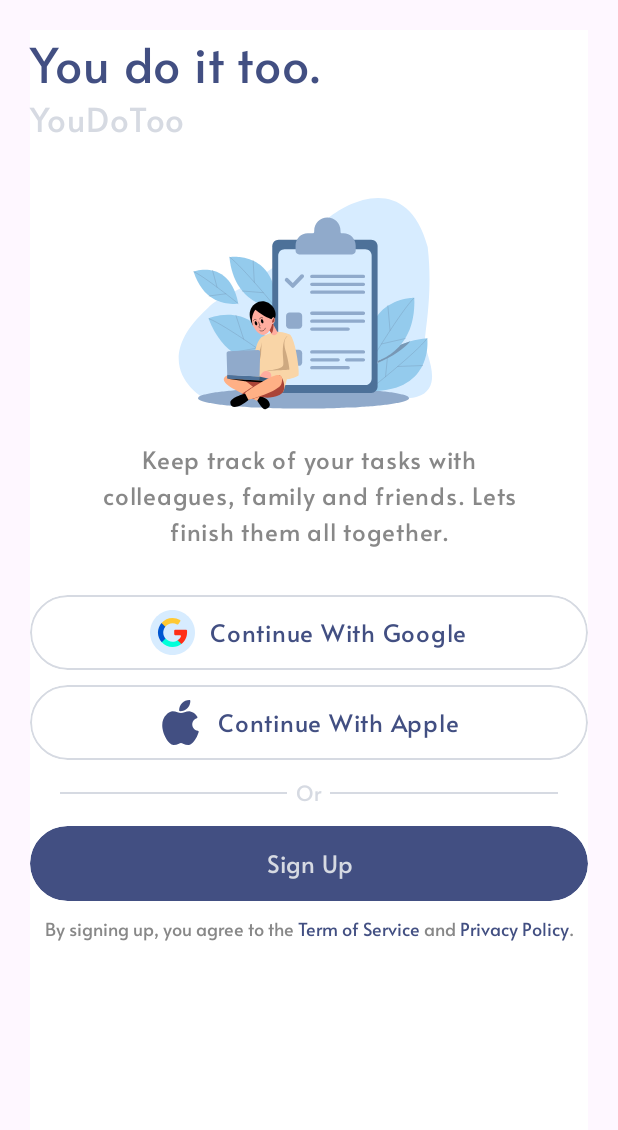
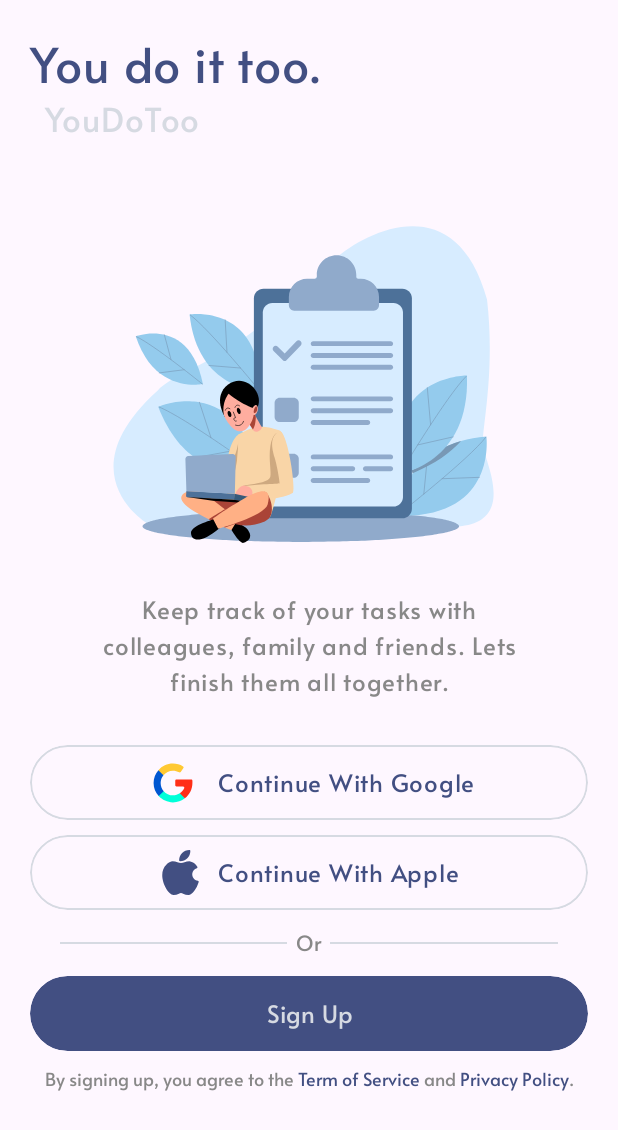
Before and after one commit to baljeet808/DoTooAndroid, an Android app built with Jetpack Compose: the screen it shows after launch (MainActivity), on a phone screen of 412 x 824 dp. Shown: the top 1130 px of the screen. Run offline under Robolectric (Android 15) with nearby library versions, the phone set to English and light mode, and no system bars; our stand-ins replace Dagger/Hilt's generated code, Firebase (no records; nobody signed in at launch, a user with empty details on screens opened directly), accompanist.

Commit message:
fixed login screen images issues

```diff
--- a/app/src/main/java/com/baljeet/youdotoo/presentation/ui/login/components/SignInView.kt
+++ b/app/src/main/java/com/baljeet/youdotoo/presentation/ui/login/components/SignInView.kt
@@ -4,19 +4,21 @@ import android.widget.Toast
 import androidx.compose.foundation.Image
 import androidx.compose.foundation.background
 import androidx.compose.foundation.border
+import androidx.compose.foundation.isSystemInDarkTheme
 import androidx.compose.foundation.layout.*
 import androidx.compose.foundation.shape.RoundedCornerShape
 import androidx.compose.material3.Button
 import androidx.compose.material3.ButtonDefaults
-import androidx.compose.material3.MaterialTheme
 import androidx.compose.material3.Text
 import androidx.compose.runtime.Composable
 import androidx.compose.ui.Alignment
 import androidx.compose.ui.Modifier
 import androidx.compose.ui.draw.clip
 import androidx.compose.ui.graphics.Color
+import androidx.compose.ui.graphics.vector.ImageVector
 import androidx.compose.ui.platform.LocalContext
 import androidx.compose.ui.res.painterResource
+import androidx.compose.ui.res.vectorResource
 import androidx.compose.ui.text.font.FontFamily
 import androidx.compose.ui.text.font.FontWeight
 import androidx.compose.ui.text.style.TextAlign
@@ -29,6 +31,7 @@ import com.baljeet.youdotoo.presentation.ui.login.SignInState
 import com.baljeet.youdotoo.presentation.ui.shared.styles.Nunito
 import com.baljeet.youdotoo.presentation.ui.theme.DoTooLightBlue
 import com.baljeet.youdotoo.presentation.ui.theme.DotooBlue
+import com.baljeet.youdotoo.presentation.ui.theme.DotooDarkerGray
 
 
 @Composable
@@ -50,10 +53,7 @@ fun SignInView(
     Column(
         modifier = Modifier
             .fillMaxSize()
-            .padding(20.dp)
-            .background(
-                color = MaterialTheme.colorScheme.background
-            ),
+            .padding(20.dp),
         verticalArrangement = Arrangement.Top
     )
     {
@@ -74,20 +74,23 @@ fun SignInView(
             fontFamily = FontFamily(Nunito.Bold.font),
             fontSize = 22.sp,
             fontWeight = FontWeight.SemiBold,
-            color = DoTooLightBlue,
+            color = if(isSystemInDarkTheme())Color.Gray else DoTooLightBlue,
             modifier = Modifier
                 .fillMaxWidth()
-                .heightIn(max = 100.dp),
+                .heightIn(max = 100.dp)
+                .padding(start = 10.dp)
+            ,
             maxLines = 1,
 
             )
 
         Image(
-            painterResource(id = R.drawable.todo_illustration),
+            imageVector = ImageVector.vectorResource(id = R.drawable.todo_illustration),
             contentDescription = "todo illustration",
             modifier = Modifier
                 .fillMaxWidth()
                 .heightIn(max = 300.dp)
+                .background(color = Color.Transparent)
         )
 
         Text(
@@ -117,12 +120,13 @@ fun SignInView(
                 painterResource(id = R.drawable.google_icon),
                 contentDescription = "google icon",
                 modifier = Modifier
-                    .width(30.dp)
-                    .height(30.dp)
+                    .width(40.dp)
+                    .height(40.dp)
+                    .background(color = Color.Transparent)
             )
             Text(
                 text = "Continue With Google",
-                color = DotooBlue,
+                color =  if(isSystemInDarkTheme()) DoTooLightBlue else DotooBlue,
                 fontFamily = FontFamily(Nunito.Bold.font),
                 fontSize = 16.sp,
                 fontWeight = FontWeight.ExtraBold
@@ -148,10 +152,11 @@ fun SignInView(
                 modifier = Modifier
                     .width(30.dp)
                     .height(30.dp)
+                    .background(color = Color.Transparent)
             )
             Text(
                 text = "Continue With Apple",
-                color = DotooBlue,
+                color = if(isSystemInDarkTheme()) DoTooLightBlue else DotooBlue,
                 fontFamily = FontFamily(Nunito.Bold.font),
                 fontSize = 16.sp,
                 fontWeight = FontWeight.ExtraBold
@@ -175,7 +180,7 @@ fun SignInView(
                 text = "Or",
                 modifier = Modifier
                     .padding(start = 5.dp, end = 5.dp),
-                color = DoTooLightBlue,
+                color = Color.Gray,
                 textAlign = TextAlign.Center,
                 fontFamily = FontFamily(Nunito.SemiBold.font),
                 fontSize = 14.sp
--- a/app/src/main/res/drawable/apple_icon.xml
+++ b/app/src/main/res/drawable/apple_icon.xml
@@ -1,8 +1,8 @@
 <vector android:height="48dp" android:viewportHeight="384"
     android:viewportWidth="384" android:width="48dp" xmlns:android="http://schemas.android.com/apk/res/android">
-    <path android:fillColor="#ffffff" android:pathData="M-38.4,-38.4h460.8v460.8h-460.8z"/>
-    <path android:fillColor="#ffffff" android:pathData="M-38.4,-38.4h460.8v460.8h-460.8z"/>
-    <path android:fillColor="#ffffff" android:pathData="M-38.4,-38.4h460.8v460.8h-460.8z"/>
+    <path android:fillColor="#00ffffff" android:pathData="M-38.4,-38.4h460.8v460.8h-460.8z"/>
+    <path android:fillColor="#00ffffff" android:pathData="M-38.4,-38.4h460.8v460.8h-460.8z"/>
+    <path android:fillColor="#00ffffff" android:pathData="M-38.4,-38.4h460.8v460.8h-460.8z"/>
     <path android:fillColor="#424f82" android:fillType="nonZero" android:pathData="M346.18,266.67C344.9,264.72 342.88,263.37 340.55,263.07C310.12,259.1 288.68,231.21 292.65,200.7C295.42,179.18 310.49,161.26 331.26,154.82C335.46,153.46 337.78,148.97 336.43,144.77C336.21,144.09 335.91,143.49 335.53,142.89C321.59,117.7 296.7,100.31 268.21,95.89C253.81,96.56 239.72,99.64 226.3,104.88C216.7,108.78 206.51,111.11 196.23,111.93C185.89,111.18 175.77,108.78 166.17,104.88C152.83,99.64 138.66,96.56 124.27,95.89C94.35,95.96 36.25,138.32 36.25,215.91C36.25,289.69 90.08,383.85 132.21,383.85C148.33,384 164.22,380.33 178.62,373.13C184.02,370.13 190.01,368.33 196.23,367.8C202.38,368.33 208.38,370.13 213.86,373.13C228.25,380.33 244.14,383.93 260.26,383.85C293.7,383.85 331.41,326.5 347.23,273.27C347.75,271.02 347.38,268.62 346.18,266.67ZM346.18,266.67"/>
     <path android:fillColor="#424f82" android:fillType="nonZero" android:pathData="M188.14,95.96C236.72,95.89 276.08,56.53 276.08,8.02C276.08,3.6 272.48,0 268.06,0C219.55,0.07 180.19,39.43 180.19,87.94C180.19,92.36 183.71,95.96 188.14,95.96ZM188.14,95.96"/>
 </vector>
--- a/app/src/main/res/drawable/google_icon.xml
+++ b/app/src/main/res/drawable/google_icon.xml
@@ -1,9 +1,9 @@
 <vector android:height="48dp" android:viewportHeight="384"
     android:viewportWidth="384" android:width="48dp" xmlns:android="http://schemas.android.com/apk/res/android">
-    <path android:fillColor="#ffffff" android:pathData="M-38.4,-38.4h460.8v460.8h-460.8z"/>
-    <path android:fillColor="#ffffff" android:pathData="M-38.4,-38.4h460.8v460.8h-460.8z"/>
-    <path android:fillColor="#ffffff" android:pathData="M-38.4,-38.4h460.8v460.8h-460.8z"/>
-    <path android:fillColor="#d7ecff" android:fillType="nonZero" android:pathData="M192,384C85.89,384 0,298.13 0,192C0,85.89 85.87,0 192,0C298.11,0 384,85.87 384,192C384,298.11 298.13,384 192,384ZM192,384"/>
+    <path android:fillColor="#00ffffff" android:pathData="M-38.4,-38.4h460.8v460.8h-460.8z"/>
+    <path android:fillColor="#00ffffff" android:pathData="M-38.4,-38.4h460.8v460.8h-460.8z"/>
+    <path android:fillColor="#00ffffff" android:pathData="M-38.4,-38.4h460.8v460.8h-460.8z"/>
+    <path android:fillColor="#00d7ecff" android:fillType="nonZero" android:pathData="M192,384C85.89,384 0,298.13 0,192C0,85.89 85.87,0 192,0C298.11,0 384,85.87 384,192C384,298.11 298.13,384 192,384ZM192,384"/>
     <path android:fillColor="#00ffd9" android:fillType="nonZero" android:pathData="M235.44,258.03L263.91,263.15L267.79,290.38C246.8,306.58 220.51,316.23 192,316.23C155.85,316.23 123.25,300.71 100.53,275.98L104.66,249.22L132.51,244C147,260.58 168.3,271.06 192,271.06C208.03,271.06 222.96,266.26 235.44,258.03ZM235.44,258.03"/>
     <path android:fillColor="#ff2e17" android:fillType="nonZero" android:pathData="M308.71,169.41C312.86,169.41 316.23,172.78 316.23,176.94L316.23,192C316.23,232 297.24,267.64 267.79,290.38L235.44,258.03C247.64,249.97 257.49,238.63 263.71,225.26C266.03,220.29 262.36,214.59 256.87,214.59L214.05,214.59C209.89,214.59 206.52,211.22 206.52,207.06L206.52,176.94C206.52,172.78 209.89,169.41 214.05,169.41ZM308.71,169.41"/>
     <path android:fillColor="#0056d1" android:fillType="nonZero" android:pathData="M132.51,244L100.53,275.98C80.2,253.86 67.77,224.36 67.77,192C67.77,160.62 79.46,131.91 98.73,110.02L122.73,115.7L130.76,142.06C119.63,155.68 112.94,173.07 112.94,192C112.94,211.89 120.33,230.1 132.51,244ZM132.51,244"/>
--- a/app/src/main/res/drawable/todo_illustration.xml
+++ b/app/src/main/res/drawable/todo_illustration.xml
@@ -1,18 +1,19 @@
 <vector xmlns:android="http://schemas.android.com/apk/res/android"
     xmlns:tools="http://schemas.android.com/tools"
-    android:width="200dp"
-    android:height="200dp"
+    android:width="300dp"
+    android:height="300dp"
     android:viewportWidth="384"
-    android:viewportHeight="384">
+    android:viewportHeight="384"
+    tools:ignore="VectorRaster">
   <path
       android:pathData="M-38.4,-38.4h460.8v460.8h-460.8z"
-      android:fillColor="#ffffff"/>
+      android:fillColor="#00ffffff"/>
   <path
       android:pathData="M-38.4,-38.4h460.8v460.8h-460.8z"
-      android:fillColor="#ffffff"/>
+      android:fillColor="#00ffffff"/>
   <path
       android:pathData="M-38.4,-38.4h460.8v460.8h-460.8z"
-      android:fillColor="#ffffff"/>
+      android:fillColor="#00ffffff"/>
   <path
       android:pathData="M54.94,326.22C54.94,326.22 -17.02,283.96 62.93,212C84.64,190.3 123.47,192.59 213.71,100.07C242.26,74.94 317.65,38.39 343.92,134.34C350.77,193.73 340.47,239.95 340.24,256.93C340.08,268.85 366.89,315.05 330.21,326.22C296.98,336.34 54.94,326.22 54.94,326.22ZM54.94,326.22"
       android:fillColor="#d7ecff"
```
Also changed, not shown: app/src/main/res/drawable/todo_illustration_png.png (added).
